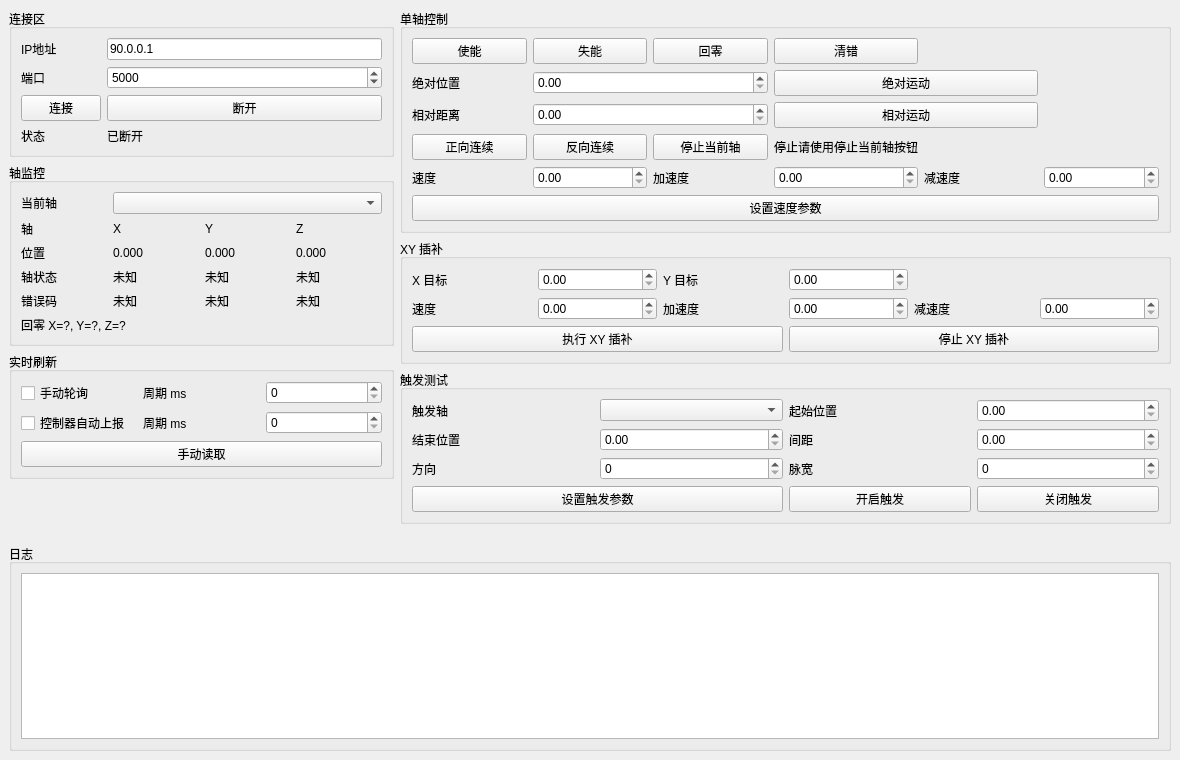
Old version of the form MotionCtrlDemo/src/ui/MainWindow.ui in the repository HaiwenMeng/YtWafeMeasurementProject.
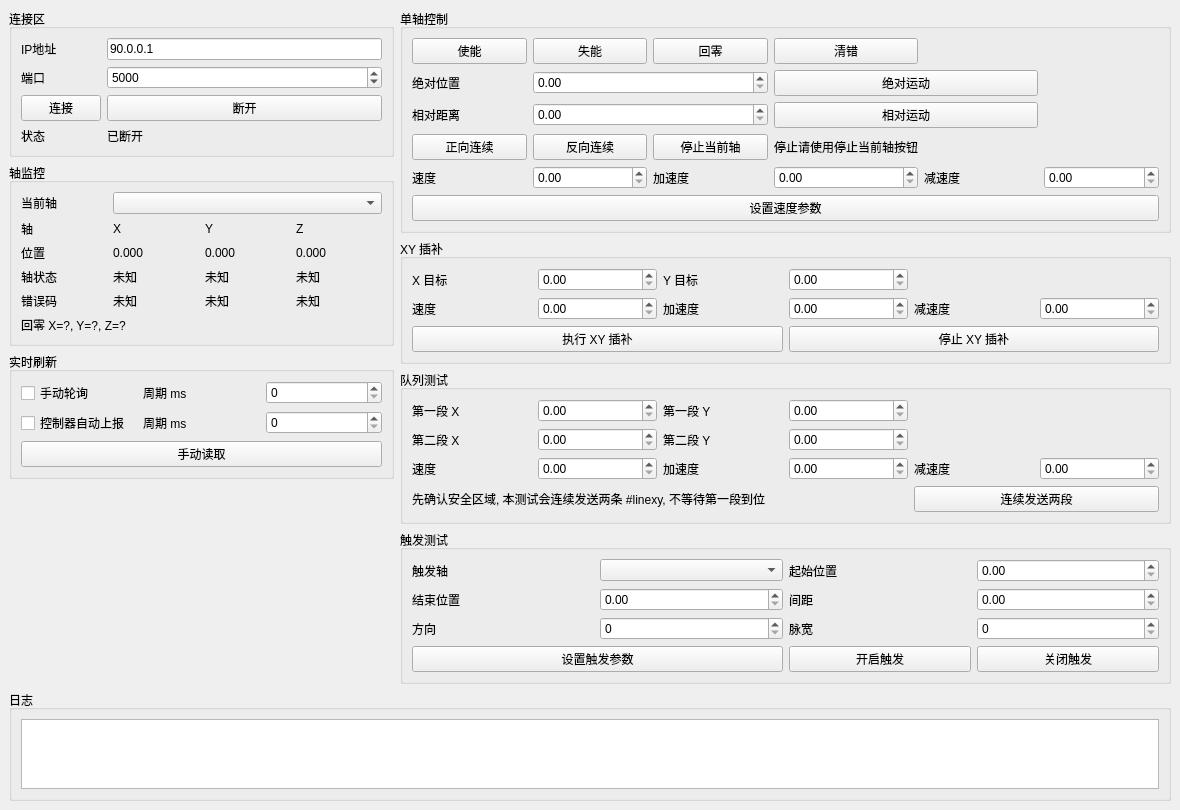
New version of the form.

Commit message: 验证运动缓存队列

Patch:
```diff
--- a/MotionCtrlDemo/src/ui/MainWindow.ui
+++ b/MotionCtrlDemo/src/ui/MainWindow.ui
@@ -504,6 +504,99 @@
           </layout>
          </widget>
         </item>
+        <item>
+         <widget class="QGroupBox" name="queueTestGroup">
+          <property name="title">
+           <string>队列测试</string>
+          </property>
+          <layout class="QGridLayout" name="queueTestLayout">
+           <item row="0" column="0">
+            <widget class="QLabel" name="queueFirstXLabel">
+             <property name="text">
+              <string>第一段 X</string>
+             </property>
+            </widget>
+           </item>
+           <item row="0" column="1">
+            <widget class="QDoubleSpinBox" name="queueFirstXSpin"/>
+           </item>
+           <item row="0" column="2">
+            <widget class="QLabel" name="queueFirstYLabel">
+             <property name="text">
+              <string>第一段 Y</string>
+             </property>
+            </widget>
+           </item>
+           <item row="0" column="3">
+            <widget class="QDoubleSpinBox" name="queueFirstYSpin"/>
+           </item>
+           <item row="1" column="0">
+            <widget class="QLabel" name="queueSecondXLabel">
+             <property name="text">
+              <string>第二段 X</string>
+             </property>
+            </widget>
+           </item>
+           <item row="1" column="1">
+            <widget class="QDoubleSpinBox" name="queueSecondXSpin"/>
+           </item>
+           <item row="1" column="2">
+            <widget class="QLabel" name="queueSecondYLabel">
+             <property name="text">
+              <string>第二段 Y</string>
+             </property>
+            </widget>
+           </item>
+           <item row="1" column="3">
+            <widget class="QDoubleSpinBox" name="queueSecondYSpin"/>
+           </item>
+           <item row="2" column="0">
+            <widget class="QLabel" name="queueVelocityLabel">
+             <property name="text">
+              <string>速度</string>
+             </property>
+            </widget>
+           </item>
+           <item row="2" column="1">
+            <widget class="QDoubleSpinBox" name="queueVelocitySpin"/>
+           </item>
+           <item row="2" column="2">
+            <widget class="QLabel" name="queueAccelerationLabel">
+             <property name="text">
+              <string>加速度</string>
+             </property>
+            </widget>
+           </item>
+           <item row="2" column="3">
+            <widget class="QDoubleSpinBox" name="queueAccelerationSpin"/>
+           </item>
+           <item row="2" column="4">
+            <widget class="QLabel" name="queueDecelerationLabel">
+             <property name="text">
+              <string>减速度</string>
+             </property>
+            </widget>
+           </item>
+           <item row="2" column="5">
+            <widget class="QDoubleSpinBox" name="queueDecelerationSpin"/>
+           </item>
+           <item row="3" column="0" colspan="4">
+            <widget class="QLabel" name="queueTestHintLabel">
+             <property name="text">
+              <string>先确认安全区域, 本测试会连续发送两条 #linexy, 不等待第一段到位</string>
+             </property>
+            </widget>
+           </item>
+           <item row="3" column="4" colspan="2">
+            <widget class="QPushButton" name="queueTestButton">
+             <property name="text">
+              <string>连续发送两段</string>
+             </property>
+            </widget>
+           </item>
+          </layout>
+         </widget>
+        </item>
         <item>
          <widget class="QGroupBox" name="triggerGroup">
           <property name="title">
```
The commit also changes 4 other files.
